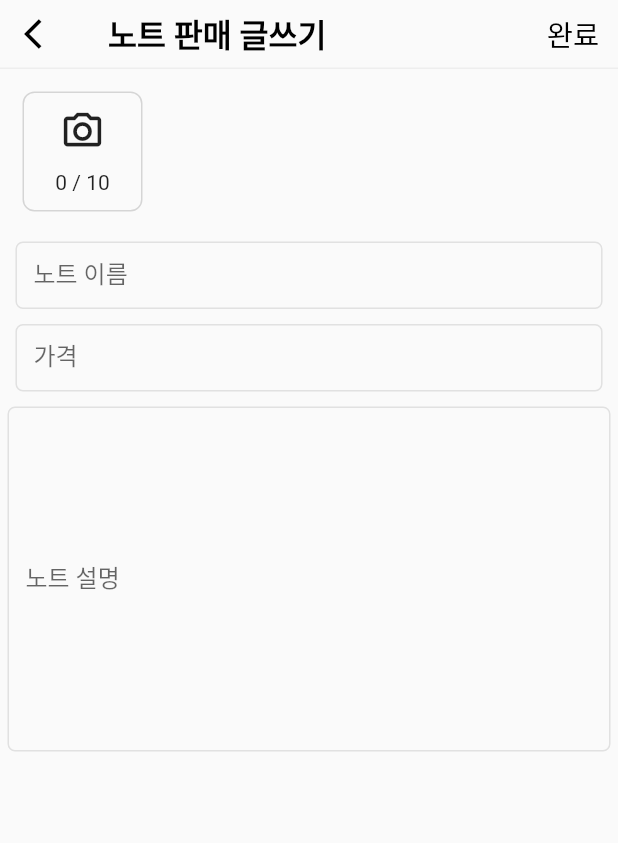
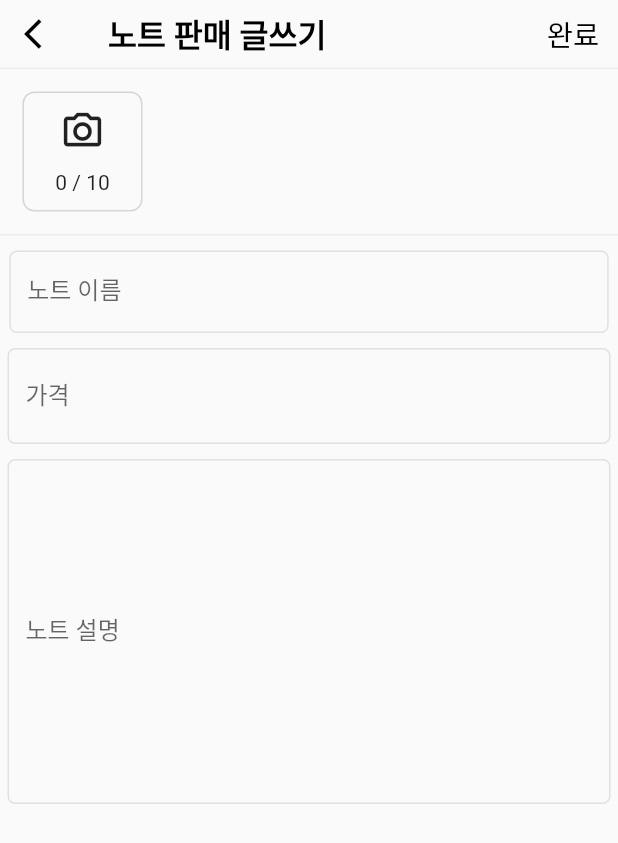
Before and after one commit to imkilwon/NoteMarket, a Flutter app: the NoteSellingScreen screen opened directly, on a phone screen of 412 x 824 dp. Shown: the top 843 px of the screen. Run offline on Flutter 3.47's test engine with Material 2 defaults, Android fonts, the light colour scheme and no system bars; our stand-ins replace cloud_firestore, firebase_auth, firebase_core, get; accounts and stored records are empty; network calls fail.

```diff
--- a/note_market/lib/main.dart
+++ b/note_market/lib/main.dart
@@ -42,7 +42,7 @@ class NoteMarket extends StatelessWidget {
                     ),
                 );
               }else{
-                return const NoteSellingScreen();
+                return const ScreenLayout();
               }
             }
       ),
--- a/note_market/lib/screens/note_selling_screen.dart
+++ b/note_market/lib/screens/note_selling_screen.dart
@@ -82,17 +82,35 @@ class _NoteSellingScreenState extends State<NoteSellingScreen> {
                 ),
               ),
             ),
-
+            Utils().divider(),
             //글 제목
             Padding(
-              padding: const EdgeInsets.all(5.0),
-              child: TextFieldWidget(label: "노트 이름", width: screenSize.width * 0.95, height: appBarHeight, controller: nameController, obscureText: false, hintText:"20자 이내로 입력해 주세요."),
+              padding : EdgeInsets.only(top:10, bottom: 5),
+              child: TextFieldWidget(label: "노트 이름", width: screenSize.width * 0.97, height: 55, controller: nameController, obscureText: false, hintText:"20자 이내로 입력해 주세요."),
             ),
 
             //가격
             Padding(
               padding: const EdgeInsets.all(5.0),
-              child: TextFieldWidget(label: "가격", width: screenSize.width * 0.95, height: appBarHeight, controller: priceController, obscureText: false, hintText:"숫자만 입력해주세요."),
+              child: TextField(
+                controller: priceController,
+                keyboardType: TextInputType.number,
+                maxLines: 1,
+                decoration: InputDecoration(
+                  labelText: "가격",
+                  hintText: "숫자만 입력해주세요",
+                  focusedBorder: OutlineInputBorder(
+                    borderRadius: BorderRadius.all(Radius.circular(5.0)),
+                    borderSide: BorderSide(color: Colors.lightBlueAccent),
+                  ),
+                  enabledBorder: OutlineInputBorder(
+                    borderRadius: BorderRadius.all(Radius.circular(5.0)),
+                    borderSide: BorderSide(color: Colors.black.withOpacity(0.1)),
+                  ),
+                ),
+
+
+              ),
             ),
 
             //내용
--- a/note_market/lib/utils/constants.dart
+++ b/note_market/lib/utils/constants.dart
@@ -1,4 +1,5 @@
 import 'package:flutter/material.dart';
+import 'package:get/route_manager.dart';
 import 'package:note_market/screens/account_screen.dart';
 import 'package:note_market/screens/book_shelf_screen.dart';
 import 'package:note_market/screens/home_screen.dart';
@@ -7,7 +8,7 @@ import 'package:note_market/screens/more_screen.dart';
 const double appBarHeight =45;
 
 Widget rightArrow = const Icon(Icons.keyboard_arrow_right_rounded);
-Widget backButton = const Icon(Icons.arrow_back_ios ,color: Colors.black,);
+Widget backButton = GestureDetector(onTap: (){Get.back();},child : Icon(Icons.arrow_back_ios ,color: Colors.black,));
 
 List<Widget> screens = [
   const Center(child: HomeScreen()),
```
Also changed, not shown: note_market/lib/screens/account_screen.dart (+50 -21 lines), note_market/lib/screens/dibs_screen.dart (added, +40 -0 lines), note_market/lib/widgets/dibs_item_widget.dart (added, +96 -0 lines).
